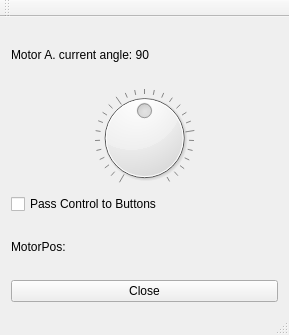
First picture: the form in ServoCode/mainwindow.ui, repository DevGero/Qt-RPI_ServoThread, before the edit.
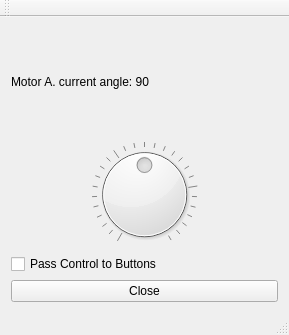
Second picture: the form after the edit.

Commit message: Servo Limit Protection

Diff of the .ui file:
```diff
--- a/ServoCode/mainwindow.ui
+++ b/ServoCode/mainwindow.ui
@@ -53,13 +53,6 @@
         </property>
        </widget>
       </item>
-      <item>
-       <widget class="QLabel" name="lbl_MotorPos">
-        <property name="text">
-         <string>MotorPos: </string>
-        </property>
-       </widget>
-      </item>
       <item>
        <widget class="QPushButton" name="pBtn_exit">
         <property name="text">
```
The commit also changes 2 other files.
